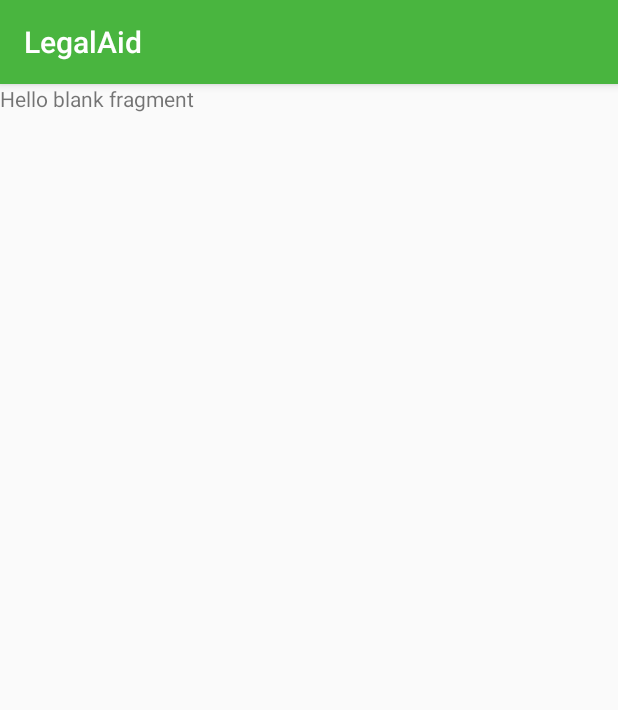
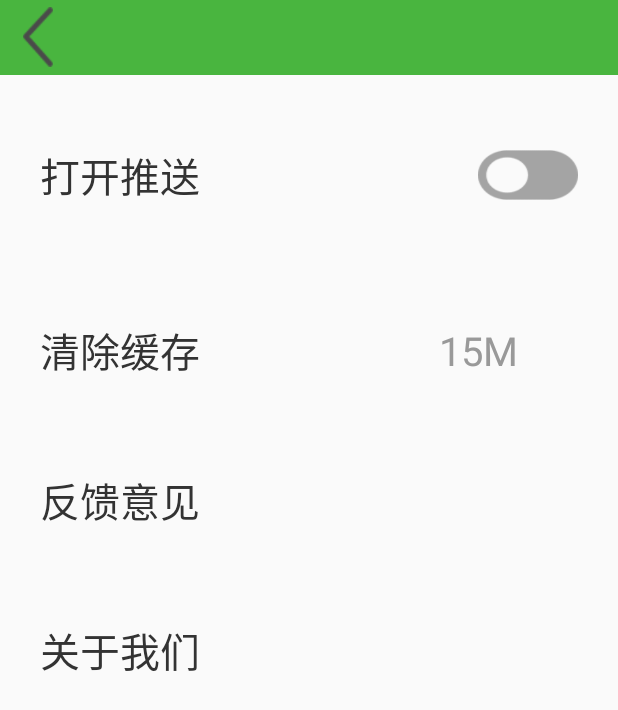
Before and after one commit to freakcsh/legalaid, an Android app: the fragment InformationFragment shown on its own in the app's theme, on a phone screen of 412 x 824 dp. Shown: the top 710 px of the screen. Run offline under Robolectric (Android 15) with nearby library versions, the phone set to English and light mode, and no system bars.

Commit message:
修改底部栏、工具栏

```diff
--- a/app/src/main/java/com/freak/legalaid/library/base/BaseActivity.java
+++ b/app/src/main/java/com/freak/legalaid/library/base/BaseActivity.java
@@ -1,5 +1,6 @@
 package com.freak.legalaid.library.base;
 
+import android.annotation.SuppressLint;
 import android.app.Activity;
 import android.os.Build;
 import android.os.Bundle;
@@ -24,9 +25,10 @@ public abstract class BaseActivity extends SupportActivity implements BaseView{
     protected abstract int getLayout();
 
     protected abstract void initEventAndData();
+    @SuppressLint("RestrictedApi")
     @Override
     protected void onCreate(@Nullable Bundle savedInstanceState) {
-        super.onCreate(savedInstanceState);
+
         if (Build.VERSION.SDK_INT >= Build.VERSION_CODES.M) {
             getWindow().getDecorView().setSystemUiVisibility(View.SYSTEM_UI_FLAG_LIGHT_STATUS_BAR);
         }
--- a/app/src/main/java/com/freak/legalaid/library/base/SimpleActivity.java
+++ b/app/src/main/java/com/freak/legalaid/library/base/SimpleActivity.java
@@ -1,11 +1,13 @@
 package com.freak.legalaid.library.base;
 
+import android.app.ActionBar;
 import android.app.Activity;
 import android.os.Build;
 import android.os.Bundle;
 import android.support.annotation.Nullable;
 import android.view.MenuItem;
 import android.view.View;
+import android.view.Window;
 
 import com.freak.legalaid.app.App;
 
@@ -22,6 +24,7 @@ public abstract class SimpleActivity extends SupportActivity {
 
     protected Activity mContext;
     private Unbinder mUnBinder;
+
 
     @Override
     protected void onCreate(@Nullable Bundle savedInstanceState) {
@@ -55,11 +58,12 @@ public abstract class SimpleActivity extends SupportActivity {
         }
     }
 
-    public void backOnclick(View view){
+    public void backOnclick(View view) {
         finish();
     }
 
     protected abstract int getLayout();
+
     protected abstract void initEventAndData();
 //
 //    public void toastShow(int resId) {
--- a/app/src/main/java/com/freak/legalaid/model_home/MainActivity.java
+++ b/app/src/main/java/com/freak/legalaid/model_home/MainActivity.java
@@ -1,9 +1,11 @@
 package com.freak.legalaid.model_home;
 
+import android.app.ActionBar;
 import android.graphics.Color;
 import android.os.Bundle;
 import android.support.v4.app.FragmentManager;
 import android.support.v4.app.FragmentTransaction;
+import android.view.Window;
 
 import com.ashokvarma.bottomnavigation.BottomNavigationBar;
 import com.ashokvarma.bottomnavigation.BottomNavigationItem;
@@ -40,17 +42,20 @@ public class MainActivity extends SimpleActivity implements BottomNavigationBar.
         fm = MainActivity.this.getSupportFragmentManager();
         transaction = fm.beginTransaction();
         mHomeFragment = new HomeFragment();
+        mBottomNavigationBar.setMode(BottomNavigationBar.MODE_FIXED);
+        mBottomNavigationBar
+                .setBackgroundStyle(BottomNavigationBar.BACKGROUND_STYLE_STATIC
+                );
+        mBottomNavigationBar.addItem(new BottomNavigationItem(R.drawable.ic_home_white_24dp, "首页").setActiveColorResource(R.color.orange))
+                .addItem(new BottomNavigationItem(R.drawable.legal, "法律知识").setActiveColorResource(R.color.teal))
+                .addItem(new BottomNavigationItem(R.drawable.demand, "需求").setActiveColorResource(R.color.blue))
+                .addItem(new BottomNavigationItem(R.drawable.setting, "设置").setActiveColorResource(R.color.colorPrimary))
+                .setFirstSelectedPosition(0)
+                .initialise();
+
+        mBottomNavigationBar.setTabSelectedListener(this);
         transaction.add(R.id.fl_layout, mHomeFragment, "");
         transaction.commit();
-        mBottomNavigationBar.addItem(new BottomNavigationItem(R.drawable.home, "首页").setActiveColorResource(R.color.color_blue))
-                .addItem(new BottomNavigationItem(R.drawable.legal, "法律知识").setActiveColorResource(R.color.key_gray))
-                .addItem(new BottomNavigationItem(R.drawable.demand, "需求").setActiveColorResource(R.color.loginGreenColor))
-                .addItem(new BottomNavigationItem(R.drawable.setting, "设置").setActiveColorResource(R.color.red))
-                .setFirstSelectedPosition(0)
-                .initialise();
-        mBottomNavigationBar.setMode(BottomNavigationBar.MODE_FIXED);
-        mBottomNavigationBar.setBackgroundStyle(BottomNavigationBar.BACKGROUND_STYLE_RIPPLE);
-        mBottomNavigationBar.setTabSelectedListener(this);
         //http://blog.csdn.net/qq_16131393/article/details/51419901
     }
 
--- a/app/src/main/res/layout/fragment_information.xml
+++ b/app/src/main/res/layout/fragment_information.xml
@@ -1,13 +1,84 @@
-<FrameLayout xmlns:android="http://schemas.android.com/apk/res/android"
+<LinearLayout xmlns:android="http://schemas.android.com/apk/res/android"
     xmlns:tools="http://schemas.android.com/tools"
     android:layout_width="match_parent"
     android:layout_height="match_parent"
+    android:orientation="vertical"
     tools:context="com.freak.legalaid.model_information.InformationFragment">
 
     <!-- TODO: Update blank fragment layout -->
-    <TextView
+    <include
         android:layout_width="match_parent"
-        android:layout_height="match_parent"
-        android:text="@string/hello_blank_fragment" />
+        android:layout_height="50dp"
+        layout="@layout/title"/>
+    <LinearLayout
+        android:layout_width="match_parent"
+        android:layout_height="200px">
+        <TextView
+            android:layout_width="0dp"
+            android:layout_weight="1"
+            android:layout_height="match_parent"
+            android:text="打开推送"
+            android:gravity="center|left"
+            android:layout_marginLeft="40px"
+            android:textColor="#333333"
+            android:textSize="40px"/>
 
-</FrameLayout>
+        <ImageView
+            android:id="@+id/switch1"
+            android:layout_width="100px"
+            android:layout_height="50px"
+            android:layout_gravity="center"
+            android:layout_marginRight="40px"
+            android:background="@drawable/kaiguan_guan"
+            />
+
+    </LinearLayout>
+    <LinearLayout
+        android:layout_width="match_parent"
+        android:layout_height="150px">
+        <TextView
+            android:layout_width="0dp"
+            android:layout_weight="1"
+            android:layout_height="match_parent"
+            android:text="清除缓存"
+            android:textSize="40px"
+            android:textColor="#333333"
+            android:gravity="center|left"
+            android:layout_marginLeft="40px"/>
+        <TextView
+            android:layout_width="200px"
+            android:layout_height="match_parent"
+            android:layout_marginRight="40px"
+            android:text="15M"
+            android:textSize="40px"
+            android:textColor="#999999"
+            android:gravity="center"/>
+    </LinearLayout>
+
+    <LinearLayout
+        android:layout_width="match_parent"
+        android:layout_height="150px">
+        <TextView
+            android:layout_width="match_parent"
+            android:layout_height="match_parent"
+            android:text="反馈意见"
+            android:textSize="40px"
+            android:textColor="#333333"
+            android:gravity="center|left"
+            android:layout_marginLeft="40px"/>
+    </LinearLayout>
+
+    <LinearLayout
+        android:layout_width="match_parent"
+        android:layout_height="150px">
+        <TextView
+            android:layout_width="match_parent"
+            android:layout_height="match_parent"
+            android:text="关于我们"
+            android:textSize="40px"
+            android:textColor="#333333"
+            android:gravity="center|left"
+            android:layout_marginLeft="40px"/>
+    </LinearLayout>
+
+</LinearLayout>
--- a/app/src/main/res/layout/title.xml
+++ b/app/src/main/res/layout/title.xml
@@ -8,7 +8,7 @@
         android:layout_height="50dp"
         android:gravity="center"
         android:orientation="horizontal"
-        android:background="#ffdd00">
+        android:background="@color/colorPrimary">
 
         <ImageView
             android:id="@+id/title_return"
--- a/app/src/main/res/values/colors.xml
+++ b/app/src/main/res/values/colors.xml
@@ -1,13 +1,21 @@
 <?xml version="1.0" encoding="utf-8"?>
 <resources>
     <color name="colorPrimary">#49b53f</color>
-    <color name="colorPrimaryDark">#e4b90c</color>
-    <color name="colorAccent">#FF4081</color>
-    <color name="colorAccent1">#43ff40</color>
+    <color name="colorPrimaryDark">#49b53f</color>
+    <color name="colorAccent">#49b53f</color>
+
 
     <color name="color_blue">#ff3a92fe</color>
     <color name="key_gray">#989898</color>
     <color name="loginGreenColor">#004714</color>
     <color name="red">#da1717</color>
 
+
+
+    <color name="teal">#00796B</color>
+    <color name="brown">#8D6E63</color>
+    <color name="blue">#2196F3</color>
+    <color name="grey">#607D8B</color>
+    <color name="orange">#F57C00</color>
+
 </resources>
--- a/app/src/main/res/values/styles.xml
+++ b/app/src/main/res/values/styles.xml
@@ -1,11 +1,12 @@
 <resources>
 
     <!-- Base application theme. -->
-    <style name="AppTheme" parent="Theme.AppCompat.Light.DarkActionBar">
+    <style name="AppTheme" parent="Theme.AppCompat.Light.NoActionBar">
         <!-- Customize your theme here. -->
         <item name="colorPrimary">@color/colorPrimary</item>
         <item name="colorPrimaryDark">@color/colorPrimaryDark</item>
         <item name="colorAccent">@color/colorAccent</item>
+        <item name="colorControlNormal">@android:color/white</item>
     </style>
 
 </resources>
```
Also changed, not shown: app/src/main/res/drawable/home.png, app/src/main/res/drawable/ic_home_white_24dp.png (added).
